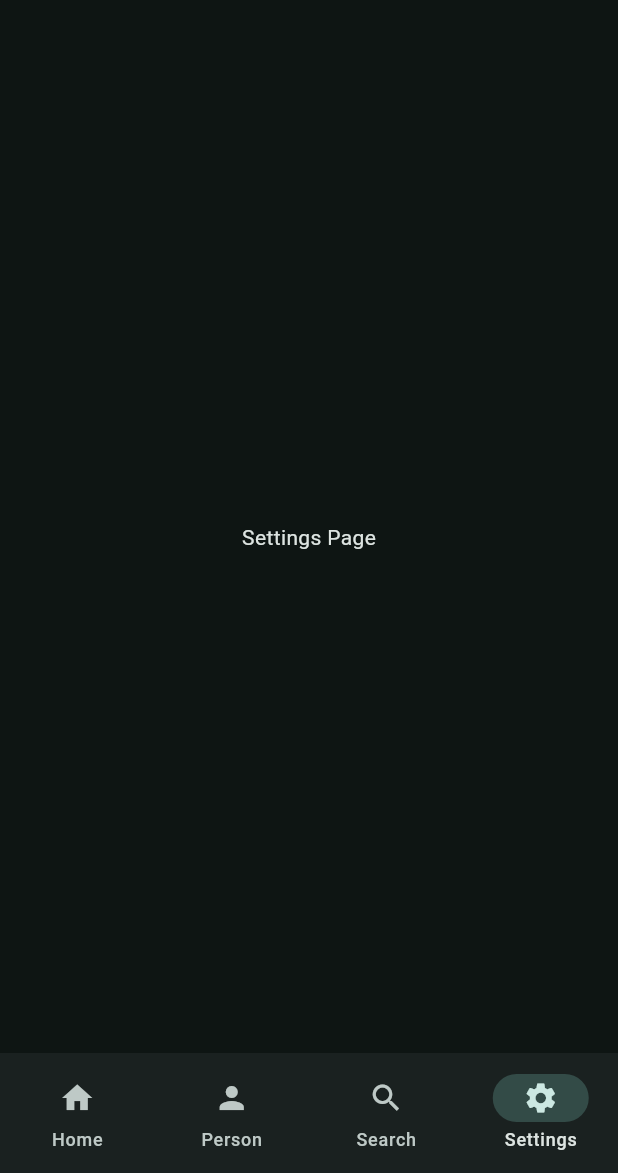
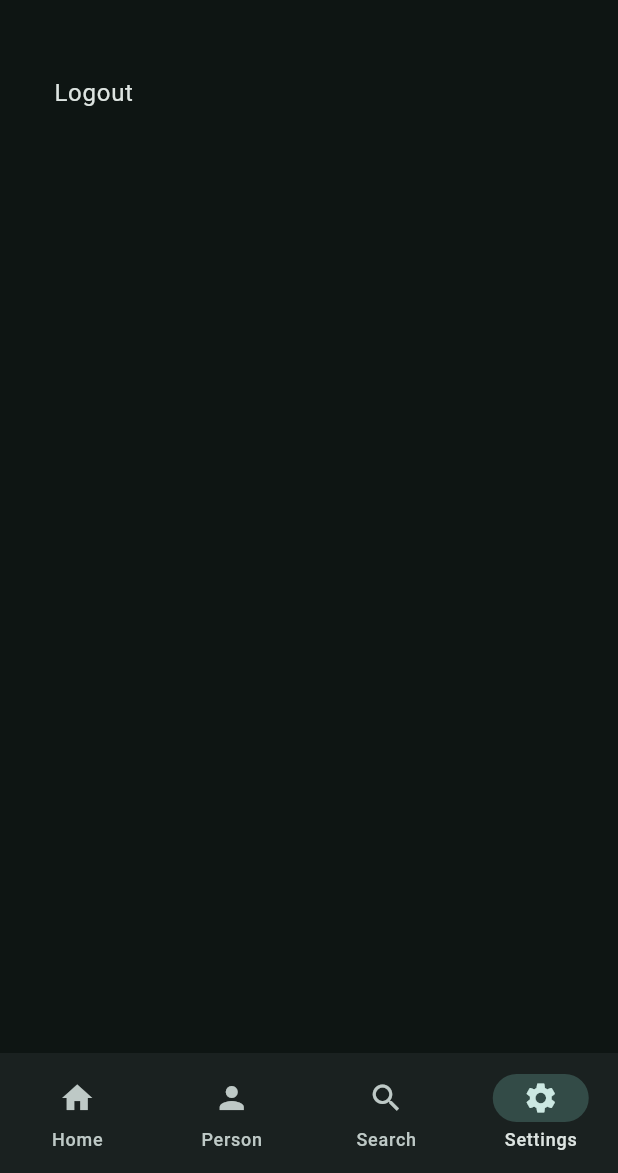
Before and after one commit to LHjortlund/flutter_april, a Flutter app: the screen it shows after launch, item 4 of the bottom bar chosen, on a phone screen of 412 x 824 dp, the part 63-1236 px from its top. Run offline on Flutter 3.47's test engine with Material 3 defaults, Android fonts, the phone set to English and light mode, and no system bars.

Commit message:
logout button activated

```diff
--- a/lib/views/pages/settings_page.dart
+++ b/lib/views/pages/settings_page.dart
@@ -1,10 +1,30 @@
 import 'package:flutter/material.dart';
+import 'package:flutter_april/views/pages/welcome_page.dart';
 
 class SettingsPage extends StatelessWidget {
   const SettingsPage({super.key});
 
   @override
   Widget build(BuildContext context) {
-    return Center(child: Text('Settings Page'));
+    return Padding(
+      padding: EdgeInsets.all(20.0),
+      child: Column(
+        children: [
+          ListTile(
+            title: Text('Logout'),
+            onTap: () {
+              Navigator.pushReplacement(
+                context,
+                MaterialPageRoute(
+                  builder: (context) {
+                    return const WelcomePage();
+                  },
+                ),
+              );
+            },
+          ),
+        ],
+      ),
+    );
   }
 }
```
